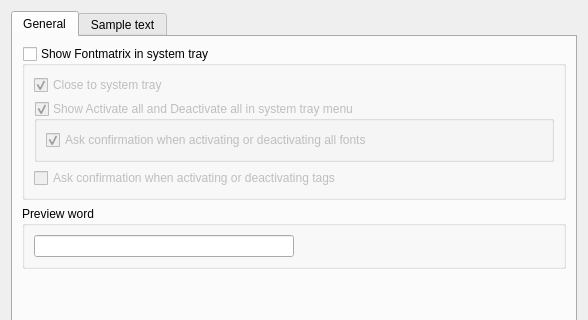
Above: src/prefs_panel.ui from fontmatrix/fontmatrix before the change; both pictures show x 0 to 588 and y 0 to 320 of the 588 by 477 pixel window. Below: the same form after it.
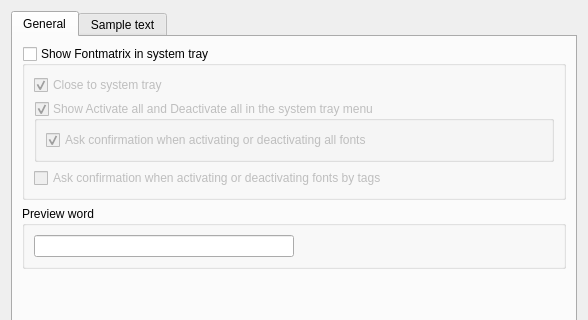
That is the form after the change. Icons and pictures are not drawn.

Commit message: Fixed a few typos and made activate all and deactivate all to check and uncheck tag menu entries in the systray's context menu

What changed in the file:
```diff
--- a/src/prefs_panel.ui
+++ b/src/prefs_panel.ui
@@ -51,7 +51,7 @@
           <item>
            <widget class="QGroupBox" name="activateAllFrame" >
             <property name="title" >
-             <string>Show Activate all and Deactivate all in system tray menu</string>
+             <string>Show Activate all and Deactivate all in the system tray menu</string>
             </property>
             <property name="flat" >
              <bool>true</bool>
@@ -76,7 +76,7 @@
           <item>
            <widget class="QCheckBox" name="tagsConfirmation" >
             <property name="text" >
-             <string>Ask confirmation when activating or deactivating tags</string>
+             <string>Ask confirmation when activating or deactivating fonts by tags</string>
             </property>
            </widget>
           </item>
```
The commit also changes 1 other file.
